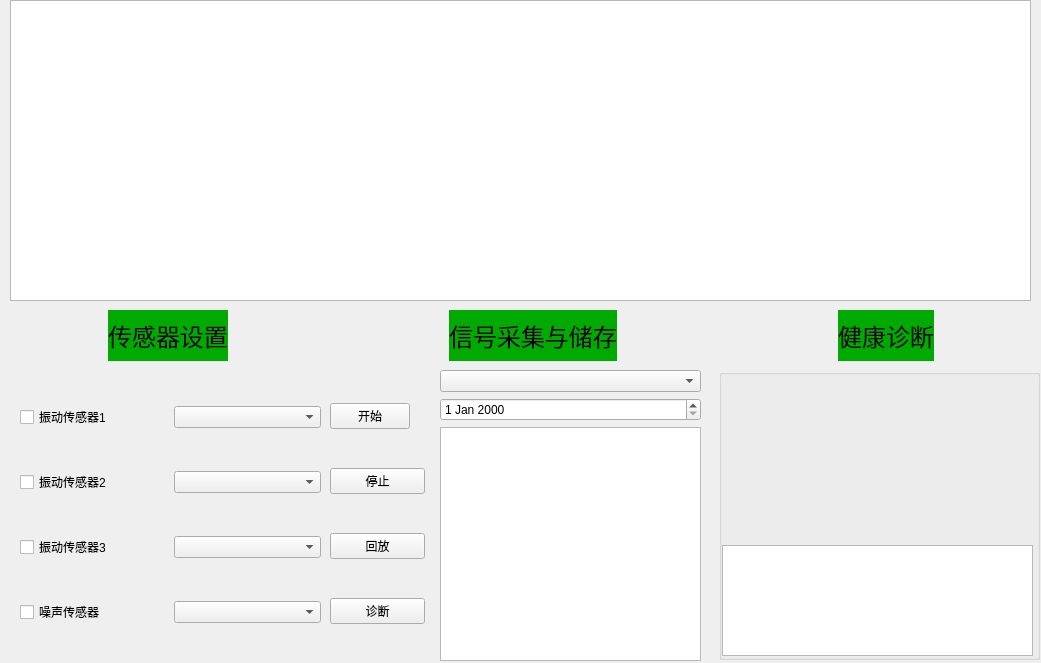
Above: vibrationdialog.ui from zkqiu/robot_doctor before the change. Below: the same form after it.
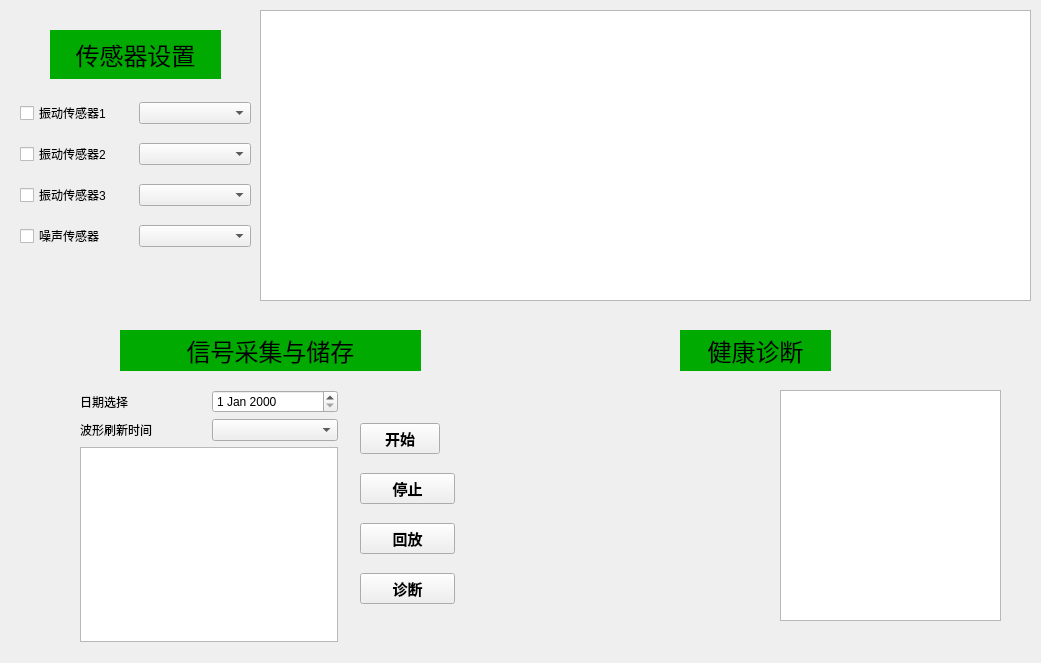
That is the form after the change. Custom widgets are drawn as their Qt base class.

Commit message: 界面优化

```diff
--- a/vibrationdialog.ui
+++ b/vibrationdialog.ui
@@ -13,578 +13,13 @@
   <property name="windowTitle">
    <string>Form</string>
   </property>
-  <widget class="QWidget" name="widget" native="true">
-   <property name="geometry">
-    <rect>
-     <x>10</x>
-     <y>350</y>
-     <width>341</width>
-     <height>311</height>
-    </rect>
-   </property>
-   <widget class="QWidget" name="verticalLayoutWidget">
-    <property name="geometry">
-     <rect>
-      <x>10</x>
-      <y>20</y>
-      <width>301</width>
-      <height>289</height>
-     </rect>
-    </property>
-    <layout class="QVBoxLayout" name="verticalLayout">
-     <item>
-      <layout class="QHBoxLayout" name="horizontalLayout_2">
-       <item>
-        <widget class="FigureControl" name="VibrationSensor1">
-         <property name="text">
-          <string>振动传感器1</string>
-         </property>
-        </widget>
-       </item>
-       <item>
-        <widget class="QComboBox" name="comboBox_1"/>
-       </item>
-      </layout>
-     </item>
-     <item>
-      <layout class="QHBoxLayout" name="horizontalLayout_4">
-       <item>
-        <widget class="FigureControl" name="VibrationSensor2">
-         <property name="text">
-          <string>振动传感器2</string>
-         </property>
-        </widget>
-       </item>
-       <item>
-        <widget class="QComboBox" name="comboBox_2"/>
-       </item>
-      </layout>
-     </item>
-     <item>
-      <layout class="QHBoxLayout" name="horizontalLayout_5">
-       <item>
-        <widget class="FigureControl" name="VibrationSensor3">
-         <property name="text">
-          <string>振动传感器3</string>
-         </property>
-        </widget>
-       </item>
-       <item>
-        <widget class="QComboBox" name="comboBox_3"/>
-       </item>
-      </layout>
-     </item>
-     <item>
-      <layout class="QHBoxLayout" name="horizontalLayout_6">
-       <item>
-        <widget class="FigureControl" name="NoiseSensor">
-         <property name="text">
-          <string>噪声传感器</string>
-         </property>
-        </widget>
-       </item>
-       <item>
-        <widget class="QComboBox" name="comboBox_4"/>
-       </item>
-      </layout>
-     </item>
-    </layout>
-   </widget>
-  </widget>
-  <widget class="QWidget" name="horizontalLayoutWidget">
-   <property name="geometry">
-    <rect>
-     <x>0</x>
-     <y>310</y>
-     <width>1041</width>
-     <height>51</height>
-    </rect>
-   </property>
-   <layout class="QHBoxLayout" name="horizontalLayout_7">
-    <item>
-     <spacer name="horizontalSpacer_3">
-      <property name="orientation">
-       <enum>Qt::Horizontal</enum>
-      </property>
-      <property name="sizeHint" stdset="0">
-       <size>
-        <width>40</width>
-        <height>20</height>
-       </size>
-      </property>
-     </spacer>
-    </item>
-    <item>
-     <widget class="QLabel" name="label">
-      <property name="palette">
-       <palette>
-        <active>
-         <colorrole role="Base">
-          <brush brushstyle="SolidPattern">
-           <color alpha="255">
-            <red>0</red>
-            <green>170</green>
-            <blue>0</blue>
-           </color>
-          </brush>
-         </colorrole>
-         <colorrole role="Window">
-          <brush brushstyle="SolidPattern">
-           <color alpha="255">
-            <red>0</red>
-            <green>170</green>
-            <blue>0</blue>
-           </color>
-          </brush>
-         </colorrole>
-        </active>
-        <inactive>
-         <colorrole role="Base">
-          <brush brushstyle="SolidPattern">
-           <color alpha="255">
-            <red>0</red>
-            <green>170</green>
-            <blue>0</blue>
-           </color>
-          </brush>
-         </colorrole>
-         <colorrole role="Window">
-          <brush brushstyle="SolidPattern">
-           <color alpha="255">
-            <red>0</red>
-            <green>170</green>
-            <blue>0</blue>
-           </color>
-          </brush>
-         </colorrole>
-        </inactive>
-        <disabled>
-         <colorrole role="Base">
-          <brush brushstyle="SolidPattern">
-           <color alpha="255">
-            <red>240</red>
-            <green>240</green>
-            <blue>240</blue>
-           </color>
-          </brush>
-         </colorrole>
-         <colorrole role="Window">
-          <brush brushstyle="SolidPattern">
-           <color alpha="255">
-            <red>240</red>
-            <green>240</green>
-            <blue>240</blue>
-           </color>
-          </brush>
-         </colorrole>
-        </disabled>
-       </palette>
-      </property>
-      <property name="font">
-       <font>
-        <family>Adobe Arabic</family>
-        <pointsize>18</pointsize>
-       </font>
-      </property>
-      <property name="autoFillBackground">
-       <bool>true</bool>
-      </property>
-      <property name="text">
-       <string>传感器设置</string>
-      </property>
-      <property name="alignment">
-       <set>Qt::AlignCenter</set>
-      </property>
-      <property name="wordWrap">
-       <bool>true</bool>
-      </property>
-      <property name="margin">
-       <number>-1</number>
-      </property>
-      <property name="textInteractionFlags">
-       <set>Qt::NoTextInteraction</set>
-      </property>
-     </widget>
-    </item>
-    <item>
-     <spacer name="horizontalSpacer_5">
-      <property name="orientation">
-       <enum>Qt::Horizontal</enum>
-      </property>
-      <property name="sizeHint" stdset="0">
-       <size>
-        <width>40</width>
-        <height>20</height>
-       </size>
-      </property>
-     </spacer>
-    </item>
-    <item>
-     <spacer name="horizontalSpacer">
-      <property name="orientation">
-       <enum>Qt::Horizontal</enum>
-      </property>
-      <property name="sizeHint" stdset="0">
-       <size>
-        <width>40</width>
-        <height>20</height>
-       </size>
-      </property>
-     </spacer>
-    </item>
-    <item>
-     <widget class="QLabel" name="label_2">
-      <property name="palette">
-       <palette>
-        <active>
-         <colorrole role="Base">
-          <brush brushstyle="SolidPattern">
-           <color alpha="255">
-            <red>0</red>
-            <green>170</green>
-            <blue>0</blue>
-           </color>
-          </brush>
-         </colorrole>
-         <colorrole role="Window">
-          <brush brushstyle="SolidPattern">
-           <color alpha="255">
-            <red>0</red>
-            <green>170</green>
-            <blue>0</blue>
-           </color>
-          </brush>
-         </colorrole>
-        </active>
-        <inactive>
-         <colorrole role="Base">
-          <brush brushstyle="SolidPattern">
-           <color alpha="255">
-            <red>0</red>
-            <green>170</green>
-            <blue>0</blue>
-           </color>
-          </brush>
-         </colorrole>
-         <colorrole role="Window">
-          <brush brushstyle="SolidPattern">
-           <color alpha="255">
-            <red>0</red>
-            <green>170</green>
-            <blue>0</blue>
-           </color>
-          </brush>
-         </colorrole>
-        </inactive>
-        <disabled>
-         <colorrole role="Base">
-          <brush brushstyle="SolidPattern">
-           <color alpha="255">
-            <red>240</red>
-            <green>240</green>
-            <blue>240</blue>
-           </color>
-          </brush>
-         </colorrole>
-         <colorrole role="Window">
-          <brush brushstyle="SolidPattern">
-           <color alpha="255">
-            <red>240</red>
-            <green>240</green>
-            <blue>240</blue>
-           </color>
-          </brush>
-         </colorrole>
-        </disabled>
-       </palette>
-      </property>
-      <property name="font">
-       <font>
-        <family>Adobe Arabic</family>
-        <pointsize>18</pointsize>
-       </font>
-      </property>
-      <property name="autoFillBackground">
-       <bool>true</bool>
-      </property>
-      <property name="text">
-       <string>信号采集与储存</string>
-      </property>
-      <property name="alignment">
-       <set>Qt::AlignCenter</set>
-      </property>
-      <property name="wordWrap">
-       <bool>true</bool>
-      </property>
-      <property name="margin">
-       <number>-1</number>
-      </property>
-      <property name="textInteractionFlags">
-       <set>Qt::NoTextInteraction</set>
-      </property>
-     </widget>
-    </item>
-    <item>
-     <spacer name="horizontalSpacer_2">
-      <property name="orientation">
-       <enum>Qt::Horizontal</enum>
-      </property>
-      <property name="sizeHint" stdset="0">
-       <size>
-        <width>40</width>
-        <height>20</height>
-       </size>
-      </property>
-     </spacer>
-    </item>
-    <item>
-     <spacer name="horizontalSpacer_6">
-      <property name="orientation">
-       <enum>Qt::Horizontal</enum>
-      </property>
-      <property name="sizeHint" stdset="0">
-       <size>
-        <width>40</width>
-        <height>20</height>
-       </size>
-      </property>
-     </spacer>
-    </item>
-    <item>
-     <widget class="QLabel" name="label_3">
-      <property name="palette">
-       <palette>
-        <active>
-         <colorrole role="Base">
-          <brush brushstyle="SolidPattern">
-           <color alpha="255">
-            <red>0</red>
-            <green>170</green>
-            <blue>0</blue>
-           </color>
-          </brush>
-         </colorrole>
-         <colorrole role="Window">
-          <brush brushstyle="SolidPattern">
-           <color alpha="255">
-            <red>0</red>
-            <green>170</green>
-            <blue>0</blue>
-           </color>
-          </brush>
-         </colorrole>
-        </active>
-        <inactive>
-         <colorrole role="Base">
-          <brush brushstyle="SolidPattern">
-           <color alpha="255">
-            <red>0</red>
-            <green>170</green>
-            <blue>0</blue>
-           </color>
-          </brush>
-         </colorrole>
-         <colorrole role="Window">
-          <brush brushstyle="SolidPattern">
-           <color alpha="255">
-            <red>0</red>
-            <green>170</green>
-            <blue>0</blue>
-           </color>
-          </brush>
-         </colorrole>
-        </inactive>
-        <disabled>
-         <colorrole role="Base">
-          <brush brushstyle="SolidPattern">
-           <color alpha="255">
-            <red>240</red>
-            <green>240</green>
-            <blue>240</blue>
-           </color>
-          </brush>
-         </colorrole>
-         <colorrole role="Window">
-          <brush brushstyle="SolidPattern">
-           <color alpha="255">
-            <red>240</red>
-            <green>240</green>
-            <blue>240</blue>
-           </color>
-          </brush>
-         </colorrole>
-        </disabled>
-       </palette>
-      </property>
-      <property name="font">
-       <font>
-        <family>Adobe Arabic</family>
-        <pointsize>18</pointsize>
-       </font>
-      </property>
-      <property name="autoFillBackground">
-       <bool>true</bool>
-      </property>
-      <property name="text">
-       <string>健康诊断</string>
-      </property>
-      <property name="alignment">
-       <set>Qt::AlignCenter</set>
-      </property>
-      <property name="wordWrap">
-       <bool>true</bool>
-      </property>
-      <property name="margin">
-       <number>-1</number>
-      </property>
-      <property name="textInteractionFlags">
-       <set>Qt::NoTextInteraction</set>
-      </property>
-     </widget>
-    </item>
-    <item>
-     <spacer name="horizontalSpacer_4">
-      <property name="orientation">
-       <enum>Qt::Horizontal</enum>
-      </property>
-      <property name="sizeHint" stdset="0">
-       <size>
-        <width>40</width>
-        <height>20</height>
-       </size>
-      </property>
-     </spacer>
-    </item>
-   </layout>
-  </widget>
-  <widget class="QWidget" name="widget_2" native="true">
-   <property name="geometry">
-    <rect>
-     <x>330</x>
-     <y>370</y>
-     <width>371</width>
-     <height>291</height>
-    </rect>
-   </property>
-   <widget class="QWidget" name="verticalLayoutWidget_2">
-    <property name="geometry">
-     <rect>
-      <x>0</x>
-      <y>0</y>
-      <width>95</width>
-      <height>291</height>
-     </rect>
-    </property>
-    <layout class="QVBoxLayout" name="verticalLayout_2">
-     <item>
-      <widget class="QPushButton" name="btnRun">
-       <property name="sizePolicy">
-        <sizepolicy hsizetype="Maximum" vsizetype="Maximum">
-         <horstretch>0</horstretch>
-         <verstretch>0</verstretch>
-        </sizepolicy>
-       </property>
-       <property name="text">
-        <string>开始</string>
-       </property>
-      </widget>
-     </item>
-     <item>
-      <widget class="QPushButton" name="btnStop">
-       <property name="text">
-        <string>停止</string>
-       </property>
-      </widget>
-     </item>
-     <item>
-      <widget class="QPushButton" name="btnHistory">
-       <property name="text">
-        <string>回放</string>
-       </property>
-      </widget>
-     </item>
-     <item>
-      <widget class="QPushButton" name="btnEval">
-       <property name="text">
-        <string>诊断</string>
-       </property>
-      </widget>
-     </item>
-    </layout>
-   </widget>
-   <widget class="QWidget" name="verticalLayoutWidget_3">
-    <property name="geometry">
-     <rect>
-      <x>110</x>
-      <y>0</y>
-      <width>261</width>
-      <height>291</height>
-     </rect>
-    </property>
-    <layout class="QVBoxLayout" name="verticalLayout_3">
-     <item>
-      <widget class="QComboBox" name="updatePeriod">
-       <property name="sizePolicy">
-        <sizepolicy hsizetype="Preferred" vsizetype="Maximum">
-         <horstretch>0</horstretch>
-         <verstretch>0</verstretch>
-        </sizepolicy>
-       </property>
-      </widget>
-     </item>
-     <item>
-      <widget class="QDateEdit" name="dateEdit">
-       <property name="sizePolicy">
-        <sizepolicy hsizetype="Minimum" vsizetype="Maximum">
-         <horstretch>0</horstretch>
-         <verstretch>0</verstretch>
-        </sizepolicy>
-       </property>
-      </widget>
-     </item>
-     <item>
-      <widget class="QListWidget" name="listWidget"/>
-     </item>
-    </layout>
-   </widget>
-  </widget>
-  <widget class="QGroupBox" name="groupBox">
-   <property name="geometry">
-    <rect>
-     <x>719</x>
-     <y>369</y>
-     <width>321</width>
-     <height>291</height>
-    </rect>
-   </property>
-   <widget class="RadarWidget" name="radar" native="true">
-    <property name="geometry">
-     <rect>
-      <x>0</x>
-      <y>0</y>
-      <width>321</width>
-      <height>171</height>
-     </rect>
-    </property>
-   </widget>
-   <widget class="QTextEdit" name="textFault">
-    <property name="geometry">
-     <rect>
-      <x>3</x>
-      <y>176</y>
-      <width>311</width>
-      <height>111</height>
-     </rect>
-    </property>
-   </widget>
-  </widget>
   <widget class="QListWidget" name="figureListWidget">
    <property name="geometry">
     <rect>
-     <x>10</x>
-     <y>0</y>
-     <width>1021</width>
-     <height>301</height>
+     <x>260</x>
+     <y>10</y>
+     <width>771</width>
+     <height>291</height>
     </rect>
    </property>
    <property name="autoFillBackground">
@@ -600,6 +35,523 @@
     </size>
    </property>
   </widget>
+  <widget class="QLabel" name="label">
+   <property name="geometry">
+    <rect>
+     <x>50</x>
+     <y>30</y>
+     <width>171</width>
+     <height>49</height>
+    </rect>
+   </property>
+   <property name="palette">
+    <palette>
+     <active>
+      <colorrole role="Base">
+       <brush brushstyle="SolidPattern">
+        <color alpha="255">
+         <red>0</red>
+         <green>170</green>
+         <blue>0</blue>
+        </color>
+       </brush>
+      </colorrole>
+      <colorrole role="Window">
+       <brush brushstyle="SolidPattern">
+        <color alpha="255">
+         <red>0</red>
+         <green>170</green>
+         <blue>0</blue>
+        </color>
+       </brush>
+      </colorrole>
+     </active>
+     <inactive>
+      <colorrole role="Base">
+       <brush brushstyle="SolidPattern">
+        <color alpha="255">
+         <red>0</red>
+         <green>170</green>
+         <blue>0</blue>
+        </color>
+       </brush>
+      </colorrole>
+      <colorrole role="Window">
+       <brush brushstyle="SolidPattern">
+        <color alpha="255">
+         <red>0</red>
+         <green>170</green>
+         <blue>0</blue>
+        </color>
+       </brush>
+      </colorrole>
+     </inactive>
+     <disabled>
+      <colorrole role="Base">
+       <brush brushstyle="SolidPattern">
+        <color alpha="255">
+         <red>240</red>
+         <green>240</green>
+         <blue>240</blue>
+        </color>
+       </brush>
+      </colorrole>
+      <colorrole role="Window">
+       <brush brushstyle="SolidPattern">
+        <color alpha="255">
+         <red>240</red>
+         <green>240</green>
+         <blue>240</blue>
+        </color>
+       </brush>
+      </colorrole>
+     </disabled>
+    </palette>
+   </property>
+   <property name="font">
+    <font>
+     <family>楷体</family>
+     <pointsize>18</pointsize>
+    </font>
+   </property>
+   <property name="autoFillBackground">
+    <bool>true</bool>
+   </property>
+   <property name="text">
+    <string>传感器设置</string>
+   </property>
+   <property name="alignment">
+    <set>Qt::AlignCenter</set>
+   </property>
+   <property name="wordWrap">
+    <bool>true</bool>
+   </property>
+   <property name="margin">
+    <number>-1</number>
+   </property>
+   <property name="textInteractionFlags">
+    <set>Qt::NoTextInteraction</set>
+   </property>
+  </widget>
+  <widget class="QWidget" name="verticalLayoutWidget_2">
+   <property name="geometry">
+    <rect>
+     <x>360</x>
+     <y>410</y>
+     <width>95</width>
+     <height>211</height>
+    </rect>
+   </property>
+   <layout class="QVBoxLayout" name="verticalLayout_2">
+    <item>
+     <widget class="QPushButton" name="btnRun">
+      <property name="sizePolicy">
+       <sizepolicy hsizetype="Maximum" vsizetype="Maximum">
+        <horstretch>0</horstretch>
+        <verstretch>0</verstretch>
+       </sizepolicy>
+      </property>
+      <property name="font">
+       <font>
+        <family>楷体</family>
+        <pointsize>11</pointsize>
+        <weight>75</weight>
+        <bold>true</bold>
+       </font>
+      </property>
+      <property name="text">
+       <string>开始</string>
+      </property>
+     </widget>
+    </item>
+    <item>
+     <widget class="QPushButton" name="btnStop">
+      <property name="font">
+       <font>
+        <family>楷体</family>
+        <pointsize>11</pointsize>
+        <weight>75</weight>
+        <bold>true</bold>
+       </font>
+      </property>
+      <property name="text">
+       <string>停止</string>
+      </property>
+     </widget>
+    </item>
+    <item>
+     <widget class="QPushButton" name="btnHistory">
+      <property name="font">
+       <font>
+        <family>楷体</family>
+        <pointsize>11</pointsize>
+        <weight>75</weight>
+        <bold>true</bold>
+       </font>
+      </property>
+      <property name="text">
+       <string>回放</string>
+      </property>
+     </widget>
+    </item>
+    <item>
+     <widget class="QPushButton" name="btnEval">
+      <property name="font">
+       <font>
+        <family>楷体</family>
+        <pointsize>11</pointsize>
+        <weight>75</weight>
+        <bold>true</bold>
+       </font>
+      </property>
+      <property name="text">
+       <string>诊断</string>
+      </property>
+     </widget>
+    </item>
+   </layout>
+  </widget>
+  <widget class="RadarWidget" name="radar" native="true">
+   <property name="geometry">
+    <rect>
+     <x>530</x>
+     <y>390</y>
+     <width>241</width>
+     <height>231</height>
+    </rect>
+   </property>
+  </widget>
+  <widget class="QTextEdit" name="textFault">
+   <property name="geometry">
+    <rect>
+     <x>780</x>
+     <y>390</y>
+     <width>221</width>
+     <height>231</height>
+    </rect>
+   </property>
+  </widget>
+  <widget class="QWidget" name="">
+   <property name="geometry">
+    <rect>
+     <x>20</x>
+     <y>90</y>
+     <width>231</width>
+     <height>171</height>
+    </rect>
+   </property>
+   <layout class="QVBoxLayout" name="verticalLayout">
+    <item>
+     <layout class="QHBoxLayout" name="horizontalLayout_2">
+      <item>
+       <widget class="FigureControl" name="VibrationSensor1">
+        <property name="text">
+         <string>振动传感器1</string>
+        </property>
+       </widget>
+      </item>
+      <item>
+       <widget class="QComboBox" name="comboBox_1"/>
+      </item>
+     </layout>
+    </item>
+    <item>
+     <layout class="QHBoxLayout" name="horizontalLayout_4">
+      <item>
+       <widget class="FigureControl" name="VibrationSensor2">
+        <property name="text">
+         <string>振动传感器2</string>
+        </property>
+       </widget>
+      </item>
+      <item>
+       <widget class="QComboBox" name="comboBox_2"/>
+      </item>
+     </layout>
+    </item>
+    <item>
+     <layout class="QHBoxLayout" name="horizontalLayout_5">
+      <item>
+       <widget class="FigureControl" name="VibrationSensor3">
+        <property name="text">
+         <string>振动传感器3</string>
+        </property>
+       </widget>
+      </item>
+      <item>
+       <widget class="QComboBox" name="comboBox_3"/>
+      </item>
+     </layout>
+    </item>
+    <item>
+     <layout class="QHBoxLayout" name="horizontalLayout_6">
+      <item>
+       <widget class="FigureControl" name="NoiseSensor">
+        <property name="text">
+         <string>噪声传感器  </string>
+        </property>
+       </widget>
+      </item>
+      <item>
+       <widget class="QComboBox" name="comboBox_4"/>
+      </item>
+     </layout>
+    </item>
+   </layout>
+  </widget>
+  <widget class="QWidget" name="">
+   <property name="geometry">
+    <rect>
+     <x>80</x>
+     <y>390</y>
+     <width>258</width>
+     <height>252</height>
+    </rect>
+   </property>
+   <layout class="QVBoxLayout" name="verticalLayout_3">
+    <item>
+     <layout class="QHBoxLayout" name="horizontalLayout_3">
+      <item>
+       <widget class="QLabel" name="label_5">
+        <property name="text">
+         <string>日期选择</string>
+        </property>
+       </widget>
+      </item>
+      <item>
+       <widget class="QDateEdit" name="dateEdit">
+        <property name="sizePolicy">
+         <sizepolicy hsizetype="Minimum" vsizetype="Maximum">
+          <horstretch>0</horstretch>
+          <verstretch>0</verstretch>
+         </sizepolicy>
+        </property>
+       </widget>
+      </item>
+     </layout>
+    </item>
+    <item>
+     <layout class="QHBoxLayout" name="horizontalLayout">
+      <item>
+       <widget class="QLabel" name="label_4">
+        <property name="text">
+         <string>波形刷新时间</string>
+        </property>
+       </widget>
+      </item>
+      <item>
+       <widget class="QComboBox" name="updatePeriod">
+        <property name="sizePolicy">
+         <sizepolicy hsizetype="Preferred" vsizetype="Maximum">
+          <horstretch>0</horstretch>
+          <verstretch>0</verstretch>
+         </sizepolicy>
+        </property>
+       </widget>
+      </item>
+     </layout>
+    </item>
+    <item>
+     <widget class="QListWidget" name="listWidget"/>
+    </item>
+   </layout>
+  </widget>
+  <widget class="QLabel" name="label_2">
+   <property name="geometry">
+    <rect>
+     <x>120</x>
+     <y>330</y>
+     <width>301</width>
+     <height>41</height>
+    </rect>
+   </property>
+   <property name="palette">
+    <palette>
+     <active>
+      <colorrole role="Base">
+       <brush brushstyle="SolidPattern">
+        <color alpha="255">
+         <red>0</red>
+         <green>170</green>
+         <blue>0</blue>
+        </color>
+       </brush>
+      </colorrole>
+      <colorrole role="Window">
+       <brush brushstyle="SolidPattern">
+        <color alpha="255">
+         <red>0</red>
+         <green>170</green>
+         <blue>0</blue>
+        </color>
+       </brush>
+      </colorrole>
+     </active>
+     <inactive>
+      <colorrole role="Base">
+       <brush brushstyle="SolidPattern">
+        <color alpha="255">
+         <red>0</red>
+         <green>170</green>
+         <blue>0</blue>
+        </color>
+       </brush>
+      </colorrole>
+      <colorrole role="Window">
+       <brush brushstyle="SolidPattern">
+        <color alpha="255">
+         <red>0</red>
+         <green>170</green>
+         <blue>0</blue>
+        </color>
+       </brush>
+      </colorrole>
+     </inactive>
+     <disabled>
+      <colorrole role="Base">
+       <brush brushstyle="SolidPattern">
+        <color alpha="255">
+         <red>240</red>
+         <green>240</green>
+         <blue>240</blue>
+        </color>
+       </brush>
+      </colorrole>
+      <colorrole role="Window">
+       <brush brushstyle="SolidPattern">
+        <color alpha="255">
+         <red>240</red>
+         <green>240</green>
+         <blue>240</blue>
+        </color>
+       </brush>
+      </colorrole>
+     </disabled>
+    </palette>
+   </property>
+   <property name="font">
+    <font>
+     <family>楷体</family>
+     <pointsize>18</pointsize>
+    </font>
+   </property>
+   <property name="autoFillBackground">
+    <bool>true</bool>
+   </property>
+   <property name="text">
+    <string>信号采集与储存</string>
+   </property>
+   <property name="alignment">
+    <set>Qt::AlignCenter</set>
+   </property>
+   <property name="wordWrap">
+    <bool>true</bool>
+   </property>
+   <property name="margin">
+    <number>-1</number>
+   </property>
+   <property name="textInteractionFlags">
+    <set>Qt::NoTextInteraction</set>
+   </property>
+  </widget>
+  <widget class="QLabel" name="label_3">
+   <property name="geometry">
+    <rect>
+     <x>680</x>
+     <y>330</y>
+     <width>151</width>
+     <height>41</height>
+    </rect>
+   </property>
+   <property name="palette">
+    <palette>
+     <active>
+      <colorrole role="Base">
+       <brush brushstyle="SolidPattern">
+        <color alpha="255">
+         <red>0</red>
+         <green>170</green>
+         <blue>0</blue>
+        </color>
+       </brush>
+      </colorrole>
+      <colorrole role="Window">
+       <brush brushstyle="SolidPattern">
+        <color alpha="255">
+         <red>0</red>
+         <green>170</green>
+         <blue>0</blue>
+        </color>
+       </brush>
+      </colorrole>
+     </active>
+     <inactive>
+      <colorrole role="Base">
+       <brush brushstyle="SolidPattern">
+        <color alpha="255">
+         <red>0</red>
+         <green>170</green>
+         <blue>0</blue>
+        </color>
+       </brush>
+      </colorrole>
+      <colorrole role="Window">
+       <brush brushstyle="SolidPattern">
+        <color alpha="255">
+         <red>0</red>
+         <green>170</green>
+         <blue>0</blue>
+        </color>
+       </brush>
+      </colorrole>
+     </inactive>
+     <disabled>
+      <colorrole role="Base">
+       <brush brushstyle="SolidPattern">
+        <color alpha="255">
+         <red>240</red>
+         <green>240</green>
+         <blue>240</blue>
+        </color>
+       </brush>
+      </colorrole>
+      <colorrole role="Window">
+       <brush brushstyle="SolidPattern">
+        <color alpha="255">
+         <red>240</red>
+         <green>240</green>
+         <blue>240</blue>
+        </color>
+       </brush>
+      </colorrole>
+     </disabled>
+    </palette>
+   </property>
+   <property name="font">
+    <font>
+     <family>楷体</family>
+     <pointsize>18</pointsize>
+    </font>
+   </property>
+   <property name="autoFillBackground">
+    <bool>true</bool>
+   </property>
+   <property name="text">
+    <string>健康诊断</string>
+   </property>
+   <property name="alignment">
+    <set>Qt::AlignCenter</set>
+   </property>
+   <property name="wordWrap">
+    <bool>true</bool>
+   </property>
+   <property name="margin">
+    <number>-1</number>
+   </property>
+   <property name="textInteractionFlags">
+    <set>Qt::NoTextInteraction</set>
+   </property>
+  </widget>
  </widget>
  <customwidgets>
   <customwidget>
```
The commit also changes 2 other files.
